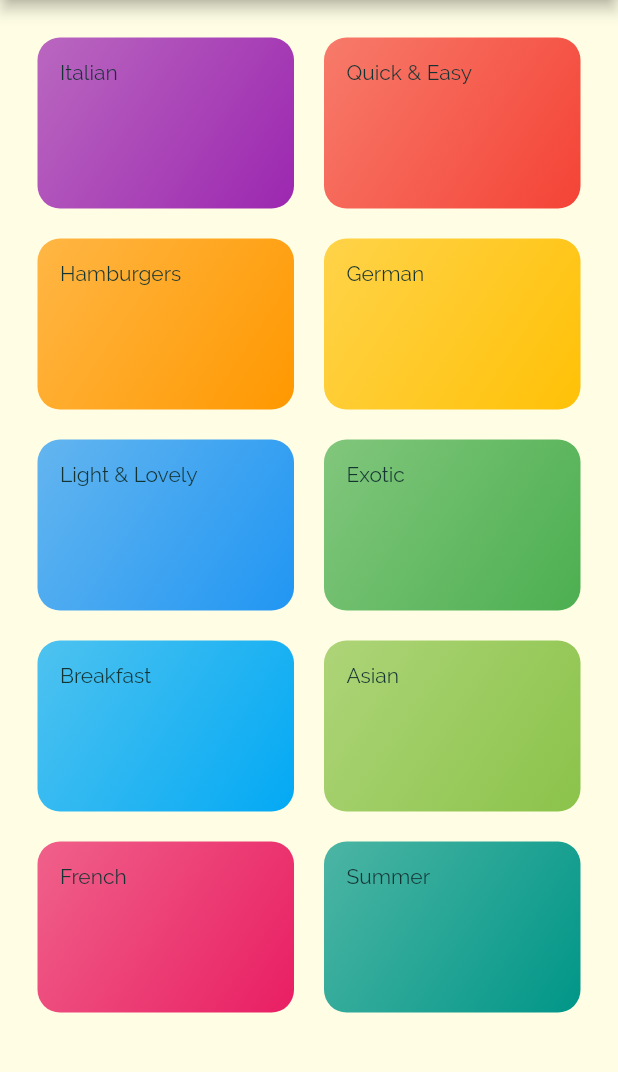
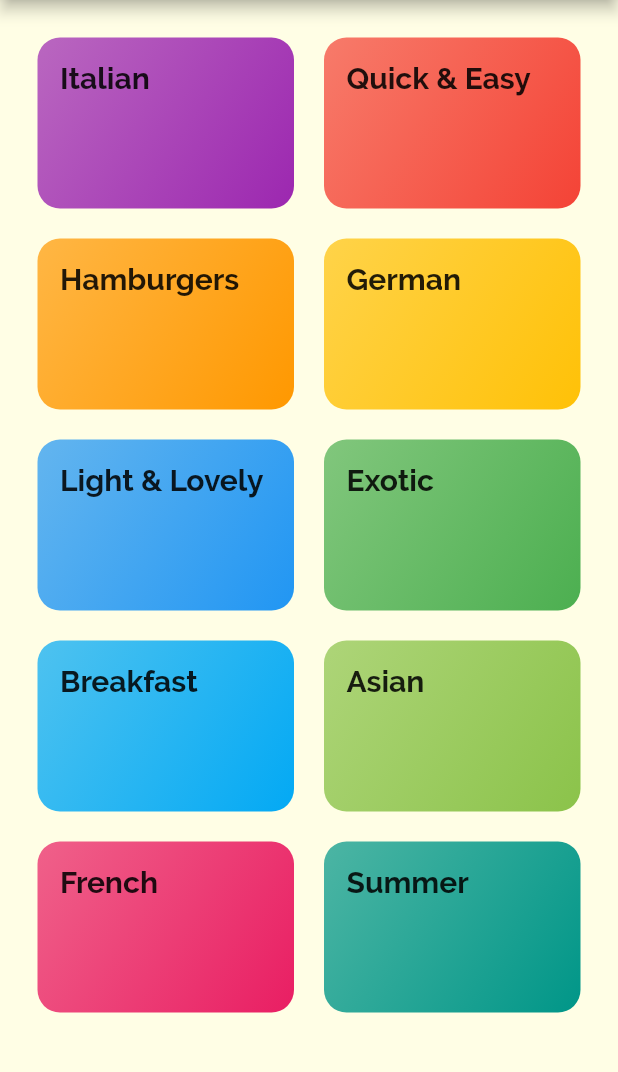
Before and after one commit to samtuga1/DeliFood, a Flutter app: the screen it shows after launch, on a phone screen of 412 x 824 dp, the part 84-1156 px from its top. Run offline on Flutter 3.47's test engine with Material 2 defaults, Android fonts, the phone set to English and light mode, and no system bars.

Commit message:
Added a style to my title

```diff
--- a/lib/category_item.dart
+++ b/lib/category_item.dart
@@ -9,7 +9,10 @@ class CategoryItem extends StatelessWidget {
   @override
   Widget build(BuildContext context) {
     return Container(
-      child: Text(title),
+      child: Text(
+        title,
+        style: Theme.of(context).textTheme.subtitle1,
+      ),
       padding: EdgeInsets.all(15),
       decoration: BoxDecoration(
         borderRadius: BorderRadius.circular(15),
```
